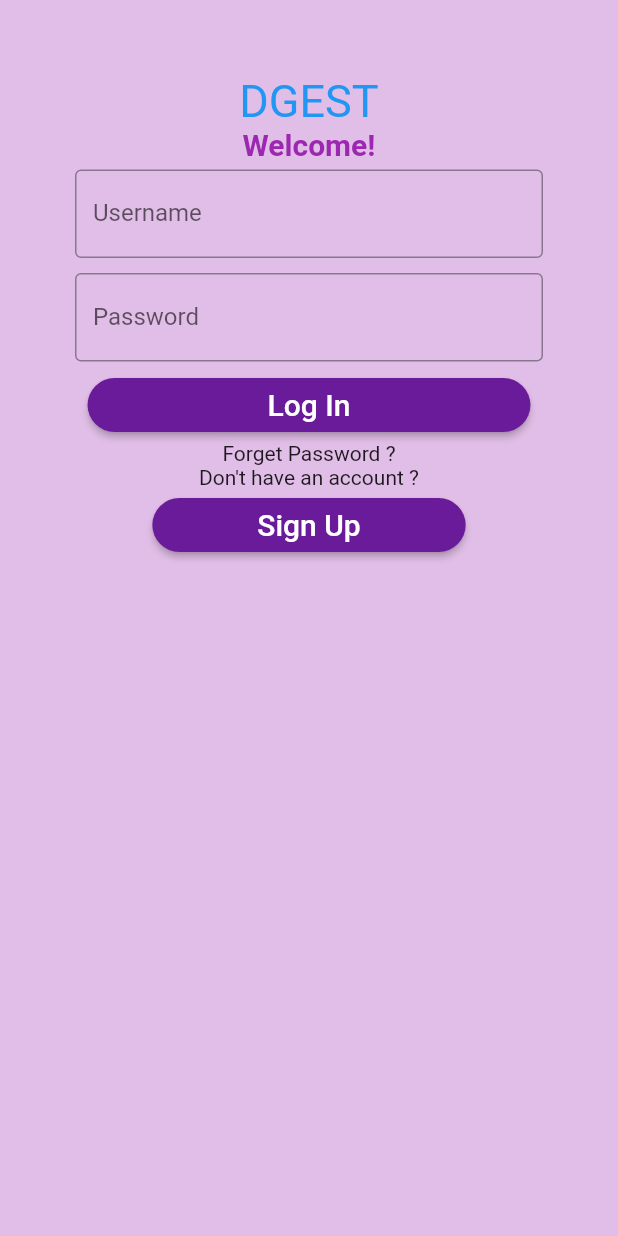
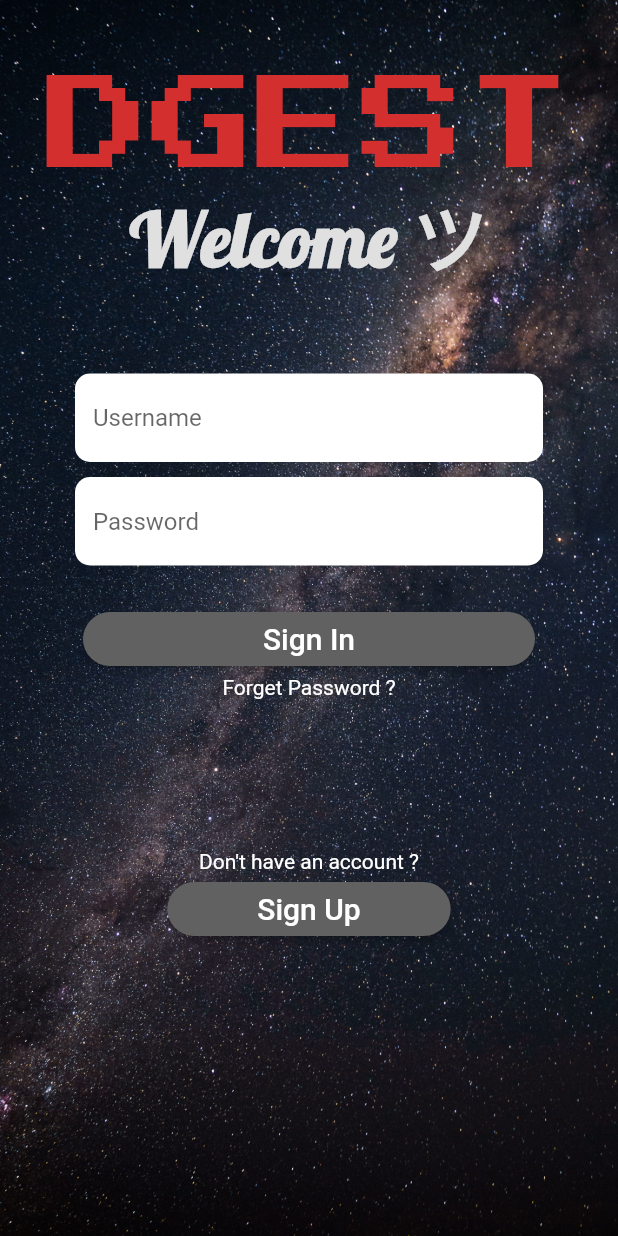
Before and after one commit to ahmed01142645585/project, a Flutter app: the screen it shows after launch, on a phone screen of 412 x 824 dp. Run offline on Flutter 3.47's test engine with Material 2 defaults, Android fonts, the phone set to English and light mode, and no system bars.

Commit message:
first sarmad commit

```diff
--- /dev/null
+++ b/lib/First_Screen.dart
@@ -0,0 +1 @@
+// TODO:make an app bar with name and actions for full informations.
--- a/lib/main.dart
+++ b/lib/main.dart
@@ -3,24 +3,33 @@ import 'package:flutter/material.dart';
 
 void main() {
   runApp(MaterialApp(
-    home: Login(),
+    home: DGEST(),
+    debugShowCheckedModeBanner: false,
   ));
 }
 
-class Login extends StatefulWidget {
+class DGEST extends StatefulWidget {
   @override
   State<StatefulWidget> createState() {
     return _Login();
   }
 }
 
-class _Login extends State<Login> {
+class _Login extends State<DGEST> {
   @override
   Widget build(BuildContext context) {
-    return SafeArea(
-      child: Scaffold(
-        backgroundColor: Colors.purple[100],
-        body: Column(
+    return Scaffold(
+      body: Container(
+        decoration: BoxDecoration(
+          image: DecorationImage(
+            image: AssetImage('images/pexels-philippe-donn-1257860.jpg'),
+            fit: BoxFit.cover,
+          ),
+        ),
+        child: SafeArea(
+          child: ListView(
+            children: [
+              Column(
                 children: [
                   SizedBox(
                     height: 50.0,
@@ -28,46 +37,87 @@ class _Login extends State<Login> {
                   Text(
                     'DGEST',
                     style: TextStyle(
-                fontSize: 30.0,
-                color: Colors.blue,
+                      fontFamily: 'PressStart2P',
+                      fontSize: 70.0,
+                      color: Colors.red[700],
                     ),
                   ),
                   Text(
-              'Welcome!',
+                    'Welcome ツ',
                     style: TextStyle(
-                  fontSize: 20.0,
+                        fontFamily: 'Lobster',
+                        fontSize: 50.0,
                         fontWeight: FontWeight.bold,
-                  color: Colors.purple),
+                        color: Colors.grey[300]),
                   ),
-            Padding(
-              padding: EdgeInsets.symmetric(horizontal: 50.0, vertical: 5.0),
-              child: TextField(
-                decoration: InputDecoration(
-                  border: OutlineInputBorder(),
-                  labelText: 'Username',
+                  SizedBox(
+                    height: 50.0,
+                  ),
+                  TextFiledsLogIn(
+                    hintText: 'Username',
+                    hideText: false,
+                  ),
+                  TextFiledsLogIn(
+                    hintText: 'Password',
+                    hideText: true,
+                  ),
+                  SizedBox(
+                    height: 20.0,
+                  ),
+                  ButtonLogIn.loginScreenButtons(
+                    buttonText: 'Sign In',
+                    buttonPadding: EdgeInsets.symmetric(horizontal: 120.0),
+                  ),
+                  Text(
+                    'Forget Password ?',
+                    style: TextStyle(color: Colors.white),
+                  ),
+                  SizedBox(
+                    height: 100.0,
+                  ),
+                  Text(
+                    'Don\'t have an account ?',
+                    style: TextStyle(color: Colors.white),
+                  ),
+                  ButtonLogIn.loginScreenButtons(
+                    buttonText: 'Sign Up',
+                    buttonPadding: EdgeInsets.symmetric(horizontal: 60.0),
+                  ),
+                ],
+              ),
+            ],
           ),
         ),
       ),
-            Padding(
+    );
+  }
+}
+
+class TextFiledsLogIn extends StatelessWidget {
+  TextFiledsLogIn({@required this.hintText, this.hideText});
+
+  final String hintText;
+  final bool hideText;
+
+  @override
+  Widget build(BuildContext context) {
+    return Padding(
       padding: EdgeInsets.symmetric(horizontal: 50.0, vertical: 5.0),
       child: TextField(
+        obscureText: hideText,
+        onChanged: (value) {
+          print(value);
+        },
         decoration: InputDecoration(
-                  border: OutlineInputBorder(),
-                  labelText: 'Password',
+          border: OutlineInputBorder(
+            borderSide: BorderSide.none,
+            borderRadius: BorderRadius.all(
+              Radius.circular(10.0),
             ),
           ),
-            ),
-            ButtonLogIn.loginScreenButtons(
-              buttonText: 'Log In',
-              buttonPadding: EdgeInsets.symmetric(horizontal: 120.0),
-            ),
-            Text('Forget Password ?'),
-            Text('Don\'t have an account ?'),
-            ButtonLogIn.loginScreenButtons(
-              buttonText: 'Sign Up',
-              buttonPadding: EdgeInsets.symmetric(horizontal: 70.0),
-            ),
-          ],
+          hintText: hintText,
+          filled: true,
+          fillColor: Colors.white,
         ),
       ),
     );
@@ -75,16 +125,17 @@ class _Login extends State<Login> {
 }
 
 class ButtonLogIn extends StatelessWidget {
+  ButtonLogIn.loginScreenButtons(
+      {@required this.buttonText, this.buttonPadding});
+
   final String buttonText;
   final EdgeInsetsGeometry buttonPadding;
-
-  ButtonLogIn.loginScreenButtons({this.buttonText, this.buttonPadding});
 
   @override
   Widget build(BuildContext context) {
     return Container(
       child: RaisedButton(
-        color: Colors.purple[800],
+        color: Colors.grey[700],
         shape: StadiumBorder(),
         padding: buttonPadding,
         onPressed: () {},
```
Also changed, not shown: pubspec.yaml (+9 -27 lines), fonts/Lobster-Regular.ttf (added), fonts/PressStart2P-Regular.ttf (added), images/14577b4ded7968c.jpg (added), images/pexels-philippe-donn-1257860.jpg (added), 1 other file. Lines whose indentation alone changed are shown as unchanged.
